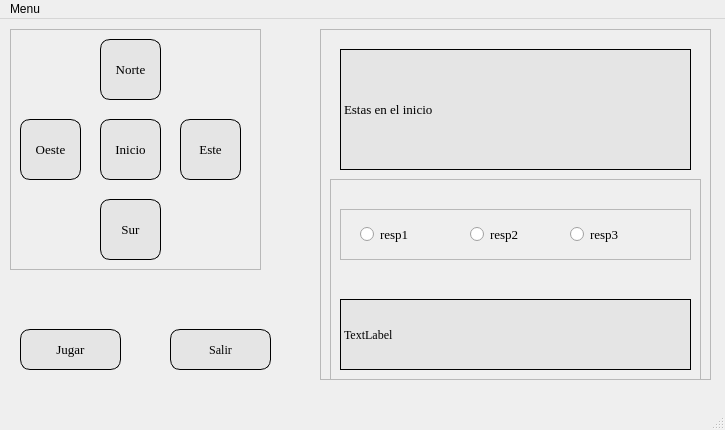
Above: Python Scripts/Tarea 2 tema 3/MazmorraDesigner.ui from AntonioMallen/DAM2_DUAL before the change. Below: the same form after it.
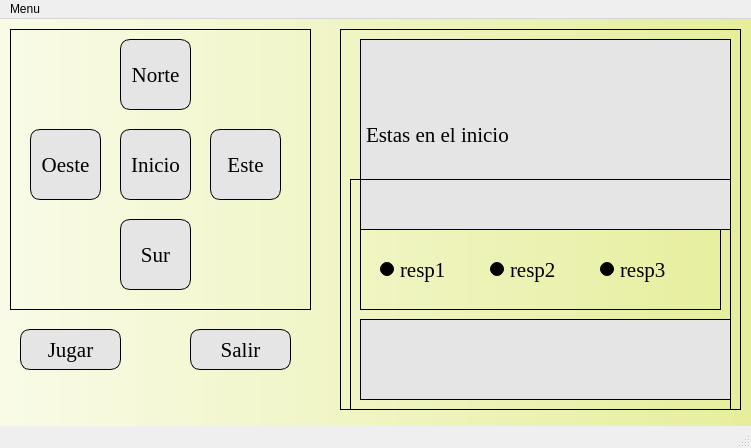
That is the form after the change.

Diff of the .ui file:
```diff
--- a/Python Scripts/Tarea 2 tema 3/MazmorraDesigner.ui
+++ b/Python Scripts/Tarea 2 tema 3/MazmorraDesigner.ui
@@ -6,8 +6,8 @@
    <rect>
     <x>0</x>
     <y>0</y>
-    <width>725</width>
-    <height>430</height>
+    <width>751</width>
+    <height>448</height>
    </rect>
   </property>
   <property name="windowTitle">
@@ -16,14 +16,20 @@
   <property name="accessibleName">
    <string>La mazmorra de Antonio Mallen</string>
   </property>
+  <property name="styleSheet">
+   <string notr="true"/>
+  </property>
   <widget class="QWidget" name="centralwidget">
+   <property name="styleSheet">
+    <string notr="true">background-color:qlineargradient(spread:pad, x1:0, y1:0, x2:1, y2:0, stop:0 rgba(249,251,231,255), stop:1 rgba(230,238,156, 255))</string>
+   </property>
    <widget class="QFrame" name="botones">
     <property name="geometry">
      <rect>
       <x>10</x>
       <y>10</y>
-      <width>251</width>
-      <height>241</height>
+      <width>301</width>
+      <height>281</height>
      </rect>
     </property>
     <property name="font">
@@ -32,6 +38,9 @@
       <pointsize>11</pointsize>
      </font>
     </property>
+    <property name="styleSheet">
+     <string notr="true">background-color: qlineargradient(spread:pad, x1:0, y1:0, x2:1, y2:1, stop:0 rgba(255, 255, 255, 0))</string>
+    </property>
     <property name="frameShape">
      <enum>QFrame::StyledPanel</enum>
     </property>
@@ -41,16 +50,16 @@
     <widget class="QPushButton" name="pushButton">
      <property name="geometry">
       <rect>
-       <x>90</x>
+       <x>110</x>
        <y>10</y>
-       <width>61</width>
-       <height>61</height>
+       <width>71</width>
+       <height>71</height>
       </rect>
      </property>
      <property name="font">
       <font>
        <family>Georgia</family>
-       <pointsize>10</pointsize>
+       <pointsize>16</pointsize>
       </font>
      </property>
      <property name="styleSheet">
@@ -66,16 +75,16 @@
     <widget class="QPushButton" name="pushButton_2">
      <property name="geometry">
       <rect>
-       <x>10</x>
-       <y>90</y>
-       <width>61</width>
-       <height>61</height>
+       <x>20</x>
+       <y>100</y>
+       <width>71</width>
+       <height>71</height>
       </rect>
      </property>
      <property name="font">
       <font>
        <family>Georgia</family>
-       <pointsize>10</pointsize>
+       <pointsize>16</pointsize>
       </font>
      </property>
      <property name="styleSheet">
@@ -91,16 +100,16 @@
     <widget class="QPushButton" name="pushButton_3">
      <property name="geometry">
       <rect>
-       <x>90</x>
-       <y>90</y>
-       <width>61</width>
-       <height>61</height>
+       <x>110</x>
+       <y>100</y>
+       <width>71</width>
+       <height>71</height>
       </rect>
      </property>
      <property name="font">
       <font>
        <family>Georgia</family>
-       <pointsize>10</pointsize>
+       <pointsize>16</pointsize>
       </font>
      </property>
      <property name="styleSheet">
@@ -116,16 +125,16 @@
     <widget class="QPushButton" name="pushButton_4">
      <property name="geometry">
       <rect>
-       <x>170</x>
-       <y>90</y>
-       <width>61</width>
-       <height>61</height>
+       <x>200</x>
+       <y>100</y>
+       <width>71</width>
+       <height>71</height>
       </rect>
      </property>
      <property name="font">
       <font>
        <family>Georgia</family>
-       <pointsize>10</pointsize>
+       <pointsize>16</pointsize>
       </font>
      </property>
      <property name="styleSheet">
@@ -141,16 +150,16 @@
     <widget class="QPushButton" name="pushButton_5">
      <property name="geometry">
       <rect>
-       <x>90</x>
-       <y>170</y>
-       <width>61</width>
-       <height>61</height>
+       <x>110</x>
+       <y>190</y>
+       <width>71</width>
+       <height>71</height>
       </rect>
      </property>
      <property name="font">
       <font>
        <family>Georgia</family>
-       <pointsize>10</pointsize>
+       <pointsize>16</pointsize>
       </font>
      </property>
      <property name="styleSheet">
@@ -167,12 +176,15 @@
    <widget class="QFrame" name="textos">
     <property name="geometry">
      <rect>
-      <x>320</x>
+      <x>340</x>
       <y>10</y>
-      <width>391</width>
-      <height>351</height>
+      <width>401</width>
+      <height>381</height>
      </rect>
     </property>
+    <property name="styleSheet">
+     <string notr="true">background-color: qlineargradient(spread:pad, x1:0, y1:0, x2:1, y2:1, stop:0 rgba(255, 255, 255, 0))</string>
+    </property>
     <property name="frameShape">
      <enum>QFrame::StyledPanel</enum>
     </property>
@@ -183,15 +195,21 @@
      <property name="geometry">
       <rect>
        <x>20</x>
-       <y>20</y>
-       <width>351</width>
-       <height>121</height>
+       <y>10</y>
+       <width>371</width>
+       <height>191</height>
       </rect>
      </property>
+     <property name="sizePolicy">
+      <sizepolicy hsizetype="Preferred" vsizetype="MinimumExpanding">
+       <horstretch>0</horstretch>
+       <verstretch>0</verstretch>
+      </sizepolicy>
+     </property>
      <property name="font">
       <font>
        <family>Georgia</family>
-       <pointsize>10</pointsize>
+       <pointsize>16</pointsize>
       </font>
      </property>
      <property name="styleSheet">
@@ -207,10 +225,13 @@
       <rect>
        <x>10</x>
        <y>150</y>
-       <width>371</width>
-       <height>211</height>
+       <width>381</width>
+       <height>231</height>
       </rect>
      </property>
+     <property name="styleSheet">
+      <string notr="true">background-color: qlineargradient(spread:pad, x1:0, y1:0, x2:1, y2:1, stop:0 rgba(255, 255, 255, 0))</string>
+     </property>
      <property name="frameShape">
       <enum>QFrame::StyledPanel</enum>
      </property>
@@ -221,14 +242,15 @@
       <property name="geometry">
        <rect>
         <x>10</x>
-        <y>120</y>
-        <width>351</width>
-        <height>71</height>
+        <y>140</y>
+        <width>371</width>
+        <height>81</height>
        </rect>
       </property>
       <property name="font">
        <font>
         <family>Georgia</family>
+        <pointsize>16</pointsize>
        </font>
       </property>
       <property name="styleSheet">
@@ -236,16 +258,16 @@
 border: 1px solid black;</string>
       </property>
       <property name="text">
-       <string>TextLabel</string>
+       <string/>
       </property>
      </widget>
      <widget class="QFrame" name="frame">
       <property name="geometry">
        <rect>
         <x>10</x>
-        <y>30</y>
-        <width>351</width>
-        <height>51</height>
+        <y>50</y>
+        <width>361</width>
+        <height>81</height>
        </rect>
       </property>
       <property name="frameShape">
@@ -259,14 +281,14 @@
         <rect>
          <x>20</x>
          <y>10</y>
-         <width>81</width>
-         <height>31</height>
+         <width>91</width>
+         <height>61</height>
         </rect>
        </property>
        <property name="font">
         <font>
          <family>Georgia</family>
-         <pointsize>10</pointsize>
+         <pointsize>16</pointsize>
         </font>
        </property>
        <property name="text">
@@ -278,14 +300,14 @@
         <rect>
          <x>130</x>
          <y>10</y>
-         <width>81</width>
-         <height>31</height>
+         <width>91</width>
+         <height>61</height>
         </rect>
        </property>
        <property name="font">
         <font>
          <family>Georgia</family>
-         <pointsize>10</pointsize>
+         <pointsize>16</pointsize>
         </font>
        </property>
        <property name="text">
@@ -295,16 +317,16 @@
       <widget class="QRadioButton" name="radioButton_3">
        <property name="geometry">
         <rect>
-         <x>230</x>
+         <x>240</x>
          <y>10</y>
-         <width>81</width>
-         <height>31</height>
+         <width>91</width>
+         <height>61</height>
         </rect>
        </property>
        <property name="font">
         <font>
          <family>Georgia</family>
-         <pointsize>10</pointsize>
+         <pointsize>16</pointsize>
         </font>
        </property>
        <property name="text">
@@ -326,7 +348,7 @@
     <property name="font">
      <font>
       <family>Georgia</family>
-      <pointsize>10</pointsize>
+      <pointsize>16</pointsize>
      </font>
     </property>
     <property name="styleSheet">
@@ -342,7 +364,7 @@
    <widget class="QPushButton" name="pushButton_7">
     <property name="geometry">
      <rect>
-      <x>170</x>
+      <x>190</x>
       <y>310</y>
       <width>101</width>
       <height>41</height>
@@ -351,6 +373,7 @@
     <property name="font">
      <font>
       <family>Georgia</family>
+      <pointsize>16</pointsize>
      </font>
     </property>
     <property name="styleSheet">
@@ -369,7 +392,7 @@
     <rect>
      <x>0</x>
      <y>0</y>
-     <width>725</width>
+     <width>751</width>
      <height>22</height>
     </rect>
    </property>
```
